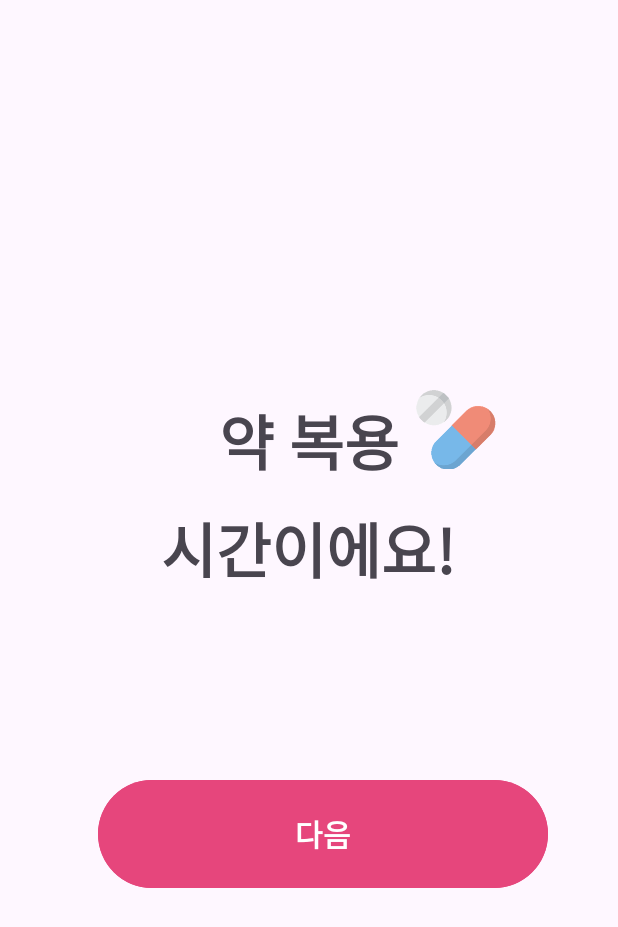
After one commit to seo003/Medimate, an Android app: the MediAlarmActivity screen opened directly, with no data from a screen before it, on a phone screen of 412 x 824 dp. The commit adds this screen. Shown: the top 927 px of the screen. Run offline under Robolectric (Android 15) with nearby library versions, the phone set to English and light mode, and no system bars.

Commit message:
25.06.15 feat: 복약 알림 기능(푸시 알림, TTS) 및 복약 기록 저장 기능 구현

```diff
--- a/app/build.gradle
+++ b/app/build.gradle
@@ -29,7 +29,6 @@ android {
 }
 
 dependencies {
-
     implementation libs.appcompat
     implementation libs.material
     implementation libs.activity
@@ -40,4 +39,5 @@ dependencies {
     androidTestImplementation libs.espresso.core
     implementation 'com.amazonaws:aws-android-sdk-core:2.70.0'
     implementation 'com.amazonaws:aws-android-sdk-polly:2.70.0'
+    implementation "androidx.work:work-runtime:2.9.0"
 }
--- /dev/null
+++ b/app/src/main/java/com/inhatc/medimate/ui/MediAlarmActivity.java
@@ -0,0 +1,39 @@
+package com.inhatc.medimate.ui;
+
+import android.content.Intent;
+import android.os.Bundle;
+import android.widget.Button;
+
+import androidx.activity.EdgeToEdge;
+import androidx.appcompat.app.AppCompatActivity;
+import androidx.core.graphics.Insets;
+import androidx.core.view.ViewCompat;
+import androidx.core.view.WindowInsetsCompat;
+
+import com.inhatc.medimate.R;
+import com.inhatc.medimate.medication.MedicationCheck;
+
+public class MediAlarmActivity extends AppCompatActivity {
+
+    private Button btnMediAlarm;
+
+    @Override
+    protected void onCreate(Bundle savedInstanceState) {
+        super.onCreate(savedInstanceState);
+        EdgeToEdge.enable(this);
+        setContentView(R.layout.activity_medi_alarm);
+
+        btnMediAlarm = findViewById(R.id.btnMediAlarm);
+
+        btnMediAlarm.setOnClickListener(v -> {
+            Intent intent = new Intent(MediAlarmActivity.this, MedicationCheck.class);
+            startActivity(intent);
+        });
+
+        ViewCompat.setOnApplyWindowInsetsListener(findViewById(R.id.main), (v, insets) -> {
+            Insets systemBars = insets.getInsets(WindowInsetsCompat.Type.systemBars());
+            v.setPadding(systemBars.left, systemBars.top, systemBars.right, systemBars.bottom);
+            return insets;
+        });
+    }
+}
--- /dev/null
+++ b/app/src/main/res/layout/activity_medi_alarm.xml
@@ -0,0 +1,62 @@
+<?xml version="1.0" encoding="utf-8"?>
+<androidx.constraintlayout.widget.ConstraintLayout xmlns:android="http://schemas.android.com/apk/res/android"
+    xmlns:app="http://schemas.android.com/apk/res-auto"
+    xmlns:tools="http://schemas.android.com/tools"
+    android:id="@+id/main"
+    android:layout_width="match_parent"
+    android:layout_height="match_parent"
+    tools:context=".ui.MediAlarmActivity">
+
+    <TextView
+        android:id="@+id/txtTitle4"
+        android:layout_width="wrap_content"
+        android:layout_height="wrap_content"
+        android:layout_marginTop="336dp"
+        android:text="시간이에요!"
+        android:textSize="40sp"
+        android:textStyle="bold"
+        app:layout_constraintEnd_toEndOf="parent"
+        app:layout_constraintHorizontal_bias="0.497"
+        app:layout_constraintStart_toStartOf="parent"
+        app:layout_constraintTop_toTopOf="parent" />
+
+    <TextView
+        android:id="@+id/txtTitle3"
+        android:layout_width="wrap_content"
+        android:layout_height="wrap_content"
+        android:layout_marginTop="264dp"
+        android:text="약 복용"
+        android:textSize="40sp"
+        android:textStyle="bold"
+        app:layout_constraintEnd_toEndOf="parent"
+        app:layout_constraintStart_toStartOf="parent"
+        app:layout_constraintTop_toTopOf="parent" />
+
+    <Button
+        android:id="@+id/btnMediAlarm"
+        android:layout_width="300dp"
+        android:layout_height="80dp"
+        android:layout_marginBottom="228dp"
+        android:backgroundTint="#E6467C"
+        android:text="다음"
+        android:textColor="#FFFFFF"
+        android:textSize="20sp"
+        android:textStyle="bold"
+        app:layout_constraintBottom_toBottomOf="parent"
+        app:layout_constraintEnd_toEndOf="parent"
+        app:layout_constraintHorizontal_bias="0.585"
+        app:layout_constraintStart_toStartOf="parent"  />
+
+    <ImageView
+        android:id="@+id/imageView2"
+        android:layout_width="63dp"
+        android:layout_height="0dp"
+        android:layout_marginStart="128dp"
+        android:layout_marginTop="250dp"
+        android:layout_marginBottom="14dp"
+        app:layout_constraintBottom_toTopOf="@+id/txtTitle4"
+        app:layout_constraintStart_toStartOf="@+id/txtTitle3"
+        app:layout_constraintTop_toTopOf="parent"
+        app:layout_constraintVertical_bias="0.0"
+        app:srcCompat="@drawable/medi" />
+</androidx.constraintlayout.widget.ConstraintLayout>
```
Also changed, not shown: app/src/main/AndroidManifest.xml (+19 -10 lines), app/src/main/java/com/inhatc/medimate/alarm/AlarmReceiver.java (added, +53 -0 lines), app/src/main/java/com/inhatc/medimate/alarm/AlarmScheduler.java (added, +105 -0 lines), app/src/main/java/com/inhatc/medimate/alarm/NotificationApp.java (added, +30 -0 lines), app/src/main/java/com/inhatc/medimate/data/DBHelper.java (+57 -4 lines), app/src/main/java/com/inhatc/medimate/medication/MedicationCheck.java (+92 -3 lines), app/src/main/java/com/inhatc/medimate/ui/MainActivity.java (+48 -1 lines), app/src/main/res/layout/activity_medication_check.xml (+4 -4 lines), app/src/main/res/drawable/medi.png (added).
